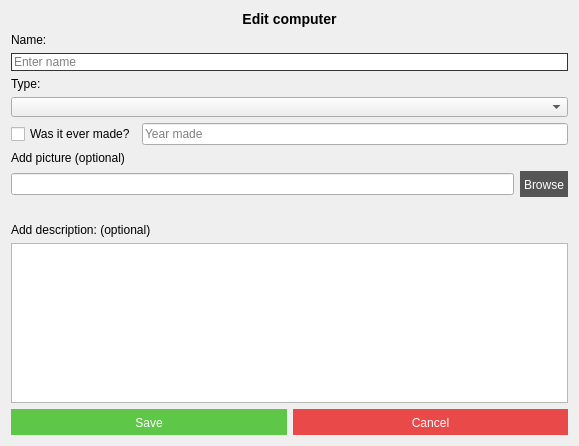
Old version of the form VL1-project/editcomputerwindow.ui in the repository birkirk/vln1-35.
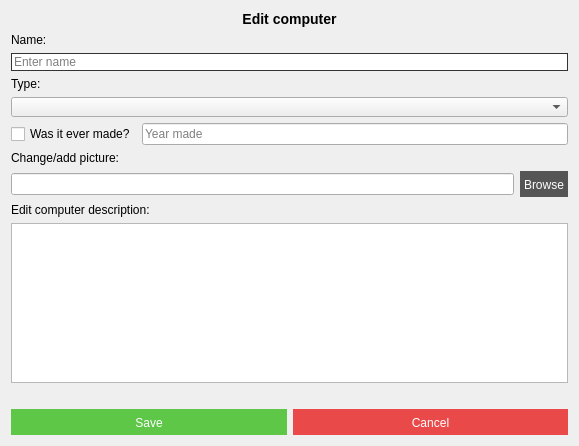
New version of the form.

```diff
--- a/VL1-project/editcomputerwindow.ui
+++ b/VL1-project/editcomputerwindow.ui
@@ -131,7 +131,7 @@
    <item>
     <widget class="QLabel" name="label_4">
      <property name="text">
-      <string>Add picture (optional)</string>
+      <string>Change/add picture:</string>
      </property>
     </widget>
    </item>
@@ -157,7 +157,17 @@
     </layout>
    </item>
    <item>
-    <widget class="QLabel" name="label_addcomp_status">
+    <widget class="QLabel" name="label_5">
+     <property name="text">
+      <string>Edit computer description:</string>
+     </property>
+    </widget>
+   </item>
+   <item>
+    <widget class="QPlainTextEdit" name="input_editcomp_description"/>
+   </item>
+   <item>
+    <widget class="QLabel" name="label_editcomp_status">
      <property name="maximumSize">
       <size>
        <width>16777215</width>
@@ -179,16 +189,6 @@
      </property>
     </widget>
    </item>
-   <item>
-    <widget class="QLabel" name="label_5">
-     <property name="text">
-      <string>Add description: (optional)</string>
-     </property>
-    </widget>
-   </item>
-   <item>
-    <widget class="QPlainTextEdit" name="input_editcomp_description"/>
-   </item>
    <item>
     <layout class="QHBoxLayout" name="horizontalLayout_6">
      <item>
```
Left out of the diff: 3 changed lines with no effect on the pictures.
